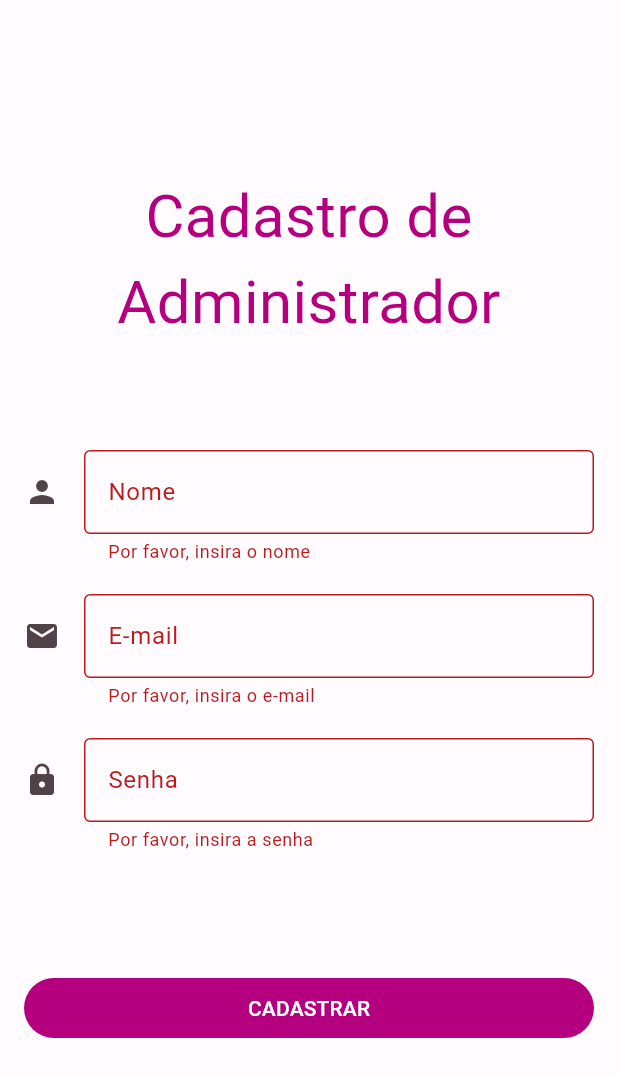
After one commit to jeancarloscc/app_cadastro, a Flutter app: the CadastroAdmin screen opened directly, after a tap on "CADASTRAR", on a phone screen of 412 x 824 dp. The commit adds this screen. Shown: the top 1077 px of the screen. Run offline on Flutter 3.47's test engine with Material 2 defaults, Android fonts, the phone set to English and light mode, and no system bars; our stand-ins replace cloud_firestore, firebase_auth, firebase_core, flutter_masked_text2; missing offline and left inert: cpf_cnpj_validator; accounts and stored records are empty.

Commit message:
V1 Finalizado

```diff
--- /dev/null
+++ b/lib/screens/cadastroAdmin.dart
@@ -0,0 +1,165 @@
+import 'package:app_cadastro/screens/home.dart';
+import 'package:flutter/material.dart';
+
+import '../services/FirebaseDatabaseService.dart';
+import '../services/login.dart';
+import 'home.dart';
+
+class CadastroAdmin extends StatefulWidget {
+  @override
+  _CadastroAdminState createState() => _CadastroAdminState();
+}
+
+class _CadastroAdminState extends State<CadastroAdmin> {
+  final TextEditingController _nomeController = TextEditingController();
+  final TextEditingController _emailController = TextEditingController();
+  final TextEditingController _senhaController = TextEditingController();
+
+  final _formKey = GlobalKey<FormState>();
+
+  final AuthService _authService = AuthService();
+
+  @override
+  Widget build(BuildContext context) {
+    return Scaffold(
+      body: SingleChildScrollView(
+        child: Padding(
+          padding: EdgeInsets.all(16),
+          child: Center(
+            child: Form(
+              key: _formKey,
+              child: Column(
+                crossAxisAlignment: CrossAxisAlignment.stretch,
+                mainAxisAlignment: MainAxisAlignment.center,
+                children: [
+                  SizedBox(height: 100,),
+                  Text(
+                    "Cadastro de Administrador",
+                    style: TextStyle(
+                      color: Color(0xFFB4007E),
+                      fontSize: 40,
+                    ),
+                    textAlign: TextAlign.center,
+                  ),
+                  SizedBox(height: 70,),
+                  TextFormField(
+                    keyboardType: TextInputType.text,
+                    controller: _nomeController,
+                    decoration: InputDecoration(
+                      labelText: "Nome",
+                      border: OutlineInputBorder(),
+                      icon: Icon(Icons.person),
+                    ),
+                    validator: (value) {
+                      if (value == null || value.isEmpty) {
+                        return 'Por favor, insira o nome';
+                      }
+                      return null;
+                    },
+                  ),
+                  SizedBox(height: 20,),
+                  TextFormField(
+                    keyboardType: TextInputType.emailAddress,
+                    controller: _emailController,
+                    decoration: InputDecoration(
+                      labelText: "E-mail",
+                      border: OutlineInputBorder(),
+                      icon: Icon(Icons.email),
+                    ),
+                    validator: (value) {
+                      if (value == null || value.isEmpty) {
+                        return 'Por favor, insira o e-mail';
+                      }
+                      return null;
+                    },
+                  ),
+                  SizedBox(height: 20,),
+                  TextFormField(
+                    obscureText: true,
+                    controller: _senhaController,
+                    decoration: InputDecoration(
+                      labelText: "Senha",
+                      border: OutlineInputBorder(),
+                      icon: Icon(Icons.lock),
+                    ),
+                    validator: (value) {
+                      if (value == null || value.isEmpty) {
+                        return 'Por favor, insira a senha';
+                      }
+                      return null;
+                    },
+                  ),
+                  SizedBox(height: 80,),
+                  FilledButton(
+                    onPressed: () {
+                      botaoCadastrarClicado();
+                    },
+                    child: Text("CADASTRAR"),
+                  ),
+                ],
+              ),
+            ),
+          ),
+        ),
+      ),
+    );
+  }
+
+  void showAlertDialog(BuildContext context, String title, String content) {
+    showDialog(
+      context: context,
+      builder: (BuildContext context) {
+        return AlertDialog(
+          title: Text(title),
+          content: Text(content),
+          actions: <Widget>[
+            TextButton(
+              child: Text('OK'),
+              onPressed: () {
+                Navigator.of(context).pop(); // Fecha o diálogo
+              },
+            ),
+          ],
+        );
+      },
+    );
+  }
+
+  void botaoCadastrarClicado() async {
+    if (_formKey.currentState!.validate()) {
+      final String nome = _nomeController.text;
+      final String email = _emailController.text;
+      final String senha = _senhaController.text;
+
+      final user = await _authService.createUserWithEmailAndPassword(email, senha);
+
+      if (user != null) {
+        String adminId = user.uid;
+        FirestoreService.saveAdminName(adminId, nome);
+        Navigator.of(context).push(
+          MaterialPageRoute(
+            builder: (_) => HomeScreen(adminId: adminId),
+          ),
+        );
+      } else {
+        showDialog(
+          context: context,
+          builder: (BuildContext context) {
+            return AlertDialog(
+              title: Text('Falha ao criar um novo Administrador'),
+              content: Text('E-mail já está cadastrado!.'),
+              actions: <Widget>[
+                TextButton(
+                  child: Text('OK'),
+                  onPressed: () {
+                    Navigator.of(context).pop(); // Fechar o diálogo
+                  },
+                ),
+              ],
+            );
+          },
+        );
+      }
+    }
+  }
+}
--- a/lib/screens/form_usuario.dart
+++ b/lib/screens/form_usuario.dart
@@ -137,7 +137,7 @@ class _CadastroResellerState extends State<CadastroReseller> {
                   ),
                 ),
                 SizedBox(height: 10),
-                ElevatedButton(
+                FilledButton(
                   onPressed: () {
                     if (_formKey.currentState!.validate()) {
                       final novoRevendedor = Revendedor(
--- a/pubspec.yaml
+++ b/pubspec.yaml
@@ -43,6 +43,7 @@ dependencies:
   flutter_datetime_picker: ^1.5.1
   intl: ^0.18.1
   cpf_cnpj_validator: ^2.0.0
+  url_launcher: ^6.1.11
 
 dev_dependencies:
   flutter_test:
```
Also changed, not shown: lib/screens/home.dart (+151 -9 lines), lib/screens/informacao_revendedor.dart (added, +81 -0 lines), lib/screens/login.dart (+14 -17 lines), lib/services/FirebaseDatabaseService.dart (+20 -0 lines), pubspec.lock.
